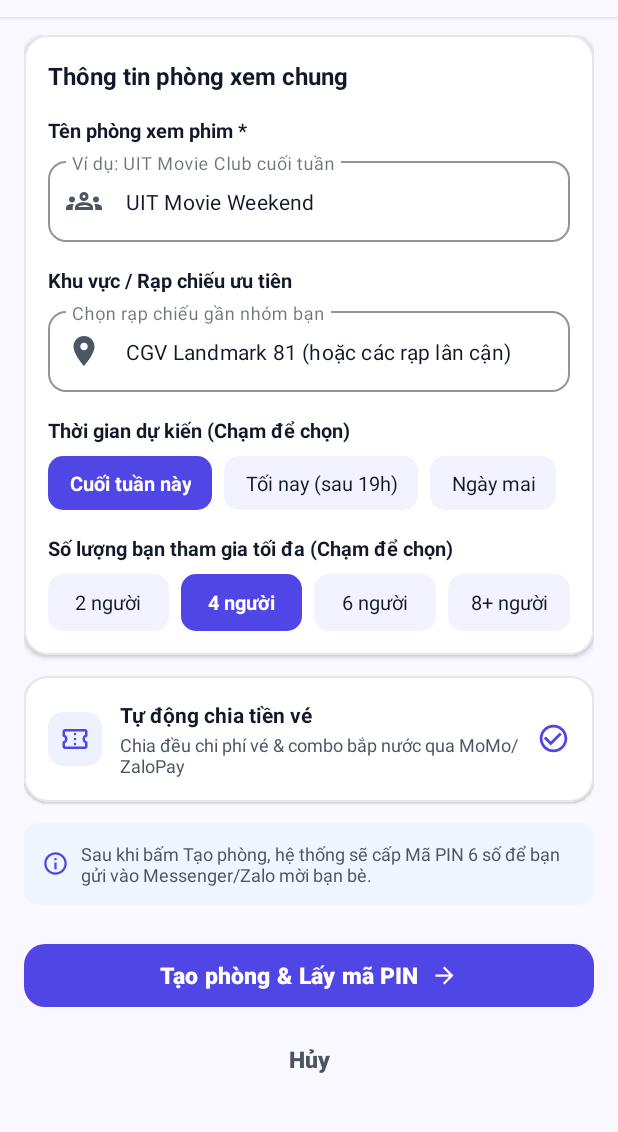
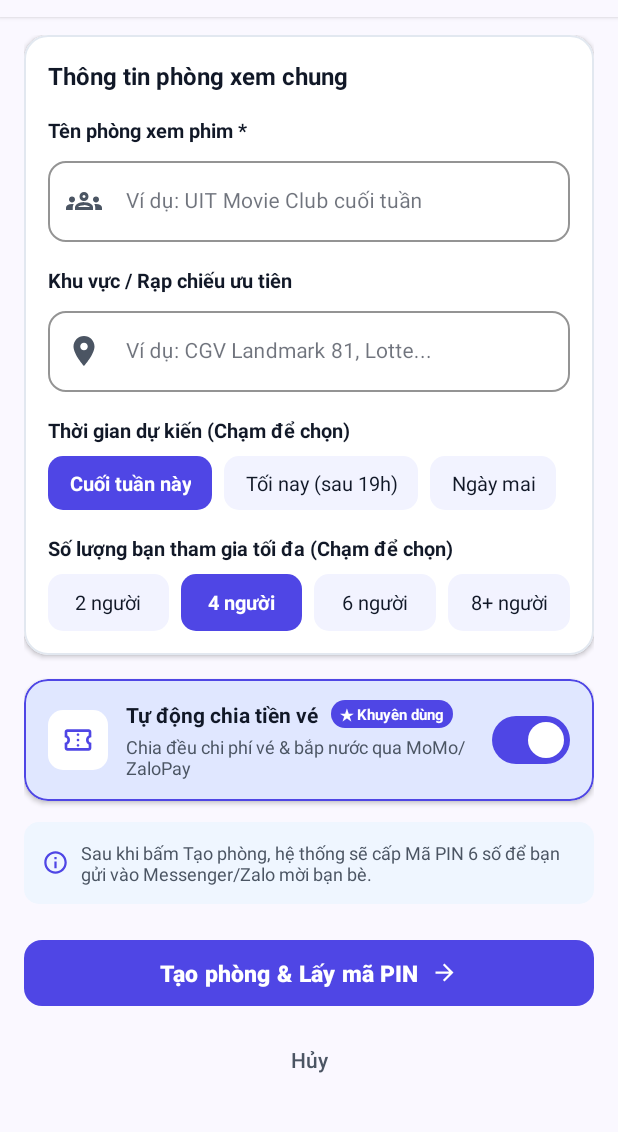
Before and after one commit to TruongCongMinhHai/UngDungQuanLyDatVeXemPhim, an Android app: the CreateRoomFragment screen opened through its navigation route, on a phone screen of 412 x 824 dp, the part 79-1211 px from its top. Run offline under Robolectric (Android 15) with nearby library versions, the phone set to English and light mode, and no system bars; our stand-ins replace navigation-ui.

Commit message:
ui(cinetogether): lam trong o nhap va thiet ke noi bat tinh nang tu dong chia tien ve

```diff
--- a/CineNow/app/src/main/res/layout/fragment_create_room.xml
+++ b/CineNow/app/src/main/res/layout/fragment_create_room.xml
@@ -57,7 +57,7 @@
                         android:textSize="16sp"
                         android:textStyle="bold" />
 
-                    <!-- 1. Tên phòng xem phim -->
+                    <!-- 1. Tên phòng xem phim (Để trống, chỉ để hint mờ) -->
                     <TextView
                         android:layout_width="wrap_content"
                         android:layout_height="wrap_content"
@@ -87,12 +87,11 @@
                             android:layout_width="match_parent"
                             android:layout_height="wrap_content"
                             android:inputType="textCapWords"
-                            android:text="UIT Movie Weekend"
                             android:textColor="@color/cinenow_text_primary"
                             android:textSize="14sp" />
                     </com.google.android.material.textfield.TextInputLayout>
 
-                    <!-- 2. Rạp chiếu dự kiến -->
+                    <!-- 2. Rạp chiếu dự kiến (Để trống, chỉ để hint mờ) -->
                     <TextView
                         android:layout_width="wrap_content"
                         android:layout_height="wrap_content"
@@ -108,7 +107,7 @@
                         android:layout_width="match_parent"
                         android:layout_height="wrap_content"
                         android:layout_marginTop="6dp"
-                        android:hint="Chọn rạp chiếu gần nhóm bạn"
+                        android:hint="Ví dụ: CGV Landmark 81, Lotte..."
                         app:boxCornerRadiusBottomEnd="12dp"
                         app:boxCornerRadiusBottomStart="12dp"
                         app:boxCornerRadiusTopEnd="12dp"
@@ -121,7 +120,6 @@
                             android:id="@+id/etCinema"
                             android:layout_width="match_parent"
                             android:layout_height="wrap_content"
-                            android:text="CGV Landmark 81 (hoặc các rạp lân cận)"
                             android:textColor="@color/cinenow_text_primary"
                             android:textSize="14sp" />
                     </com.google.android.material.textfield.TextInputLayout>
@@ -197,7 +195,7 @@
                         </LinearLayout>
                     </HorizontalScrollView>
 
-                    <!-- 4. Số lượng thành viên tối đa (Tương tác bấm chọn) -->
+                    <!-- 4. Số lượng bạn tham gia tối đa -->
                     <TextView
                         android:layout_width="wrap_content"
                         android:layout_height="wrap_content"
@@ -281,33 +279,34 @@
                 </LinearLayout>
             </com.google.android.material.card.MaterialCardView>
 
-            <!-- Card Tính năng Chia tiền vé tự động (Có thể bật/tắt) -->
+            <!-- Card Tính năng Chia tiền vé tự động (NÂNG CẤP NỔI BẬT) -->
             <com.google.android.material.card.MaterialCardView
                 android:id="@+id/cardSplitBill"
                 android:layout_width="match_parent"
                 android:layout_height="wrap_content"
-                android:layout_marginTop="14dp"
+                android:layout_marginTop="16dp"
                 android:clickable="true"
                 android:focusable="true"
-                app:cardBackgroundColor="@color/cinenow_white"
+                app:cardBackgroundColor="@color/cinenow_primary_container"
                 app:cardCornerRadius="16dp"
-                app:cardElevation="1dp"
-                app:strokeColor="@color/cinenow_outline"
-                app:strokeWidth="1dp">
+                app:cardElevation="2dp"
+                app:strokeColor="@color/cinenow_primary"
+                app:strokeWidth="1.5dp">
 
                 <LinearLayout
                     android:layout_width="match_parent"
                     android:layout_height="wrap_content"
                     android:gravity="center_vertical"
                     android:orientation="horizontal"
-                    android:padding="16dp">
+                    android:paddingHorizontal="16dp"
+                    android:paddingVertical="14dp">
 
                     <ImageView
-                        android:layout_width="36dp"
-                        android:layout_height="36dp"
+                        android:layout_width="40dp"
+                        android:layout_height="40dp"
                         android:background="@drawable/bg_rounded_icon"
-                        android:backgroundTint="@color/cinenow_secondary_container"
-                        android:padding="8dp"
+                        android:backgroundTint="@color/cinenow_white"
+                        android:padding="9dp"
                         android:src="@drawable/ic_ticket"
                         app:tint="@color/cinenow_primary" />
 
@@ -318,29 +317,52 @@
                         android:layout_weight="1"
                         android:orientation="vertical">
 
-                        <TextView
+                        <!-- Hàng tiêu đề + Badge Khuyên dùng -->
+                        <LinearLayout
                             android:layout_width="wrap_content"
                             android:layout_height="wrap_content"
-                            android:text="Tự động chia tiền vé"
-                            android:textColor="@color/cinenow_text_primary"
-                            android:textSize="14sp"
-                            android:textStyle="bold" />
+                            android:gravity="center_vertical"
+                            android:orientation="horizontal">
+
+                            <TextView
+                                android:layout_width="wrap_content"
+                                android:layout_height="wrap_content"
+                                android:text="Tự động chia tiền vé"
+                                android:textColor="@color/cinenow_text_primary"
+                                android:textSize="14sp"
+                                android:textStyle="bold" />
+
+                            <TextView
+                                android:layout_width="wrap_content"
+                                android:layout_height="wrap_content"
+                                android:layout_marginStart="8dp"
+                                android:background="@drawable/bg_rounded_icon"
+                                android:backgroundTint="@color/cinenow_primary"
+                                android:paddingHorizontal="6dp"
+                                android:paddingVertical="2dp"
+                                android:text="★ Khuyên dùng"
+                                android:textColor="@color/cinenow_white"
+                                android:textSize="10sp"
+                                android:textStyle="bold" />
+                        </LinearLayout>
 
                         <TextView
                             android:layout_width="wrap_content"
                             android:layout_height="wrap_content"
-                            android:layout_marginTop="2dp"
-                            android:text="Chia đều chi phí vé &amp; combo bắp nước qua MoMo/ZaloPay"
+                            android:layout_marginTop="3dp"
+                            android:text="Chia đều chi phí vé &amp; bắp nước qua MoMo/ZaloPay"
                             android:textColor="@color/cinenow_text_secondary"
                             android:textSize="12sp" />
                     </LinearLayout>
 
-                    <ImageView
-                        android:id="@+id/ivCheckSplitBill"
-                        android:layout_width="22dp"
-                        android:layout_height="22dp"
-                        android:src="@drawable/ic_auth_check_circle"
-                        app:tint="@color/cinenow_primary" />
+                    <!-- Công tắc Switch nổi bật -->
+                    <com.google.android.material.materialswitch.MaterialSwitch
+                        android:id="@+id/switchSplitBill"
+                        android:layout_width="wrap_content"
+                        android:layout_height="wrap_content"
+                        android:checked="true"
+                        app:thumbTint="@color/cinenow_white"
+                        app:trackTint="@color/cinenow_primary" />
                 </LinearLayout>
             </com.google.android.material.card.MaterialCardView>
 
@@ -373,31 +395,28 @@
             <com.google.android.material.button.MaterialButton
                 android:id="@+id/btnSubmitCreateRoom"
                 android:layout_width="match_parent"
-                android:layout_height="50dp"
-                android:layout_marginTop="22dp"
+                android:layout_height="52dp"
+                android:layout_marginTop="20dp"
                 android:text="Tạo phòng &amp; Lấy mã PIN"
                 android:textColor="@color/cinenow_white"
                 android:textSize="15sp"
                 android:textStyle="bold"
                 app:backgroundTint="@color/cinenow_primary"
-                app:cornerRadius="14dp"
+                app:cornerRadius="12dp"
                 app:icon="@drawable/ic_auth_arrow_forward"
                 app:iconGravity="textEnd"
-                app:iconPadding="8dp"
                 app:iconTint="@color/cinenow_white" />
 
-            <!-- Nút Hủy -->
+            <!-- Nút Hủy quay lại -->
             <com.google.android.material.button.MaterialButton
                 android:id="@+id/btnCancel"
                 style="@style/Widget.Material3.Button.TextButton"
                 android:layout_width="match_parent"
-                android:layout_height="50dp"
-                android:layout_marginTop="6dp"
+                android:layout_height="48dp"
+                android:layout_marginTop="8dp"
                 android:text="Hủy"
                 android:textColor="@color/cinenow_text_secondary"
-                android:textSize="15sp"
-                android:textStyle="bold"
-                app:rippleColor="@color/cinenow_surface_container" />
+                android:textSize="14sp" />
 
         </LinearLayout>
     </androidx.core.widget.NestedScrollView>
```
